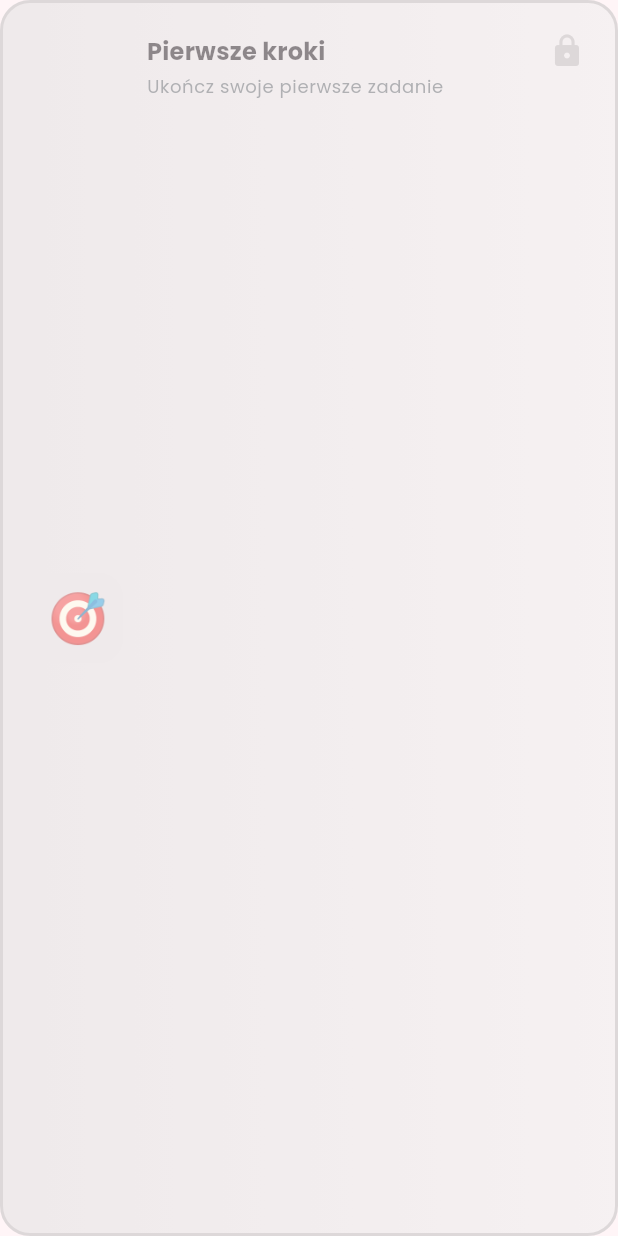
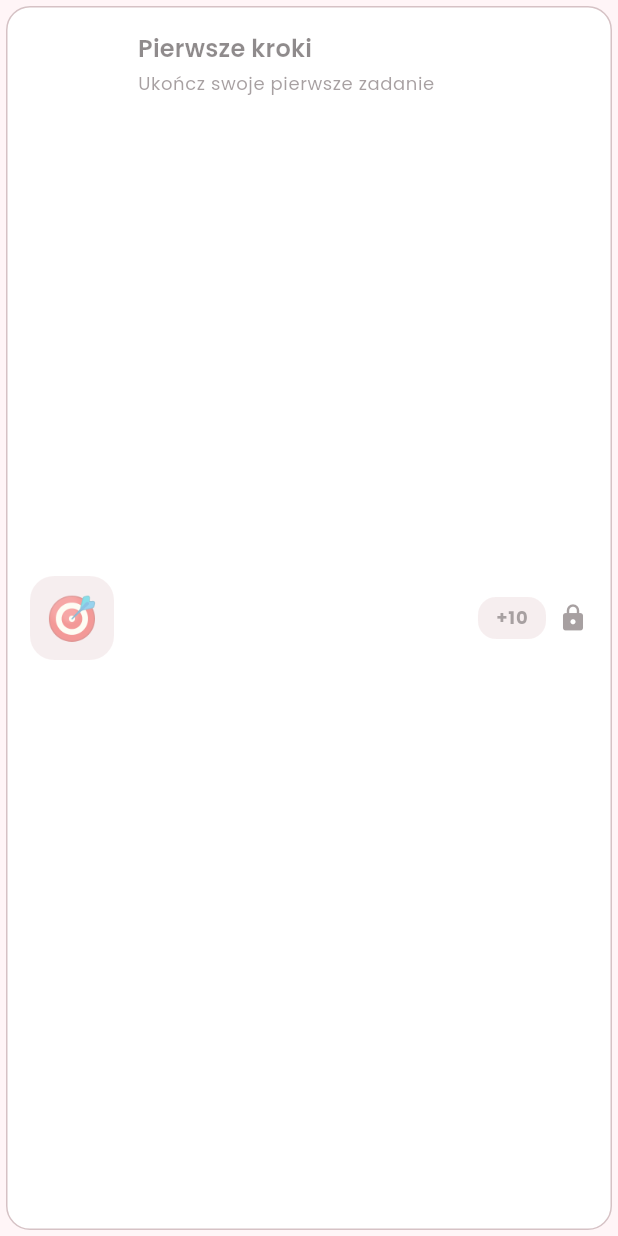
Before and after one commit to Wojsonexe/goodloop, a Flutter app: the AchievementCard widget shown alone on an empty page, opened directly with sample values from the repository, on a phone screen of 412 x 824 dp. Run offline on Flutter 3.47's test engine with Material 3 defaults, Android fonts, the phone set to English and light mode, and no system bars; drawn by our look-alikes of flutter_animate; our stand-ins replace cloud_firestore, confetti, firebase_auth, firebase_core, firebase_messaging, flutter_local_notifications and 7 more; accounts and stored records are empty; network calls fail.

Commit message:
feat: Improve achievement card UI

```diff
--- a/lib/presentation/screens/achievements/widgets/achievement_card.dart
+++ b/lib/presentation/screens/achievements/widgets/achievement_card.dart
@@ -1,92 +1,149 @@
 import 'package:flutter/material.dart';
-import 'package:flutter_animate/flutter_animate.dart';
-import 'package:goodloop/core/constants/app_colors.dart';
 import 'package:goodloop/data/models/achievement_model.dart';
+import 'package:intl/intl.dart';
 
 class AchievementCard extends StatelessWidget {
   final AchievementModel achievement;
 
-  const AchievementCard({super.key, required this.achievement});
+  const AchievementCard({
+    super.key,
+    required this.achievement,
+  });
 
   @override
   Widget build(BuildContext context) {
-    return Opacity(
-      opacity: achievement.isUnlocked ? 1.0 : 0.5,
-      child:
-          Container(
-            padding: const EdgeInsets.all(20),
-            decoration: BoxDecoration(
-              gradient:
-                  achievement.isUnlocked
-                      ? AppColors.cardGradient
-                      : LinearGradient(
-                        colors: [Colors.grey[300]!, Colors.grey[200]!],
-                      ),
-              borderRadius: BorderRadius.circular(20),
-              border: Border.all(
-                color:
-                    achievement.isUnlocked
-                        ? AppColors.primary.withValues(alpha: 0.3)
-                        : Colors.grey[400]!,
-                width: 2,
+    final theme = Theme.of(context);
+    final isLocked = !achievement.isUnlocked;
+
+    return Card(
+      elevation: 0,
+      shape: RoundedRectangleBorder(
+        borderRadius: BorderRadius.circular(16),
+        side: BorderSide(
+          color: isLocked
+              ? theme.colorScheme.outlineVariant
+              : theme.colorScheme.primary.withValues(alpha: 0.3),
         ),
       ),
+      child: Opacity(
+        opacity: isLocked ? 0.5 : 1.0,
+        child: Padding(
+          padding: const EdgeInsets.all(16),
           child: Row(
             children: [
+              // Icon
               Container(
-                  width: 60,
-                  height: 60,
+                width: 56,
+                height: 56,
                 decoration: BoxDecoration(
-                    color:
-                        achievement.isUnlocked
-                            ? AppColors.primary.withValues(alpha: 0.1)
-                            : Colors.grey[300],
+                  color: isLocked
+                      ? theme.colorScheme.surfaceContainerHighest
+                      : theme.colorScheme.primaryContainer,
                   borderRadius: BorderRadius.circular(16),
                 ),
                 child: Center(
                   child: Text(
-                      achievement.icon,
-                      style: const TextStyle(fontSize: 32),
+                    achievement.iconUrl,
+                    style: const TextStyle(fontSize: 28),
                   ),
                 ),
               ),
               const SizedBox(width: 16),
+
+              // Content
               Expanded(
                 child: Column(
                   crossAxisAlignment: CrossAxisAlignment.start,
                   children: [
-                      Row(
-                        children: [
-                          Expanded(
-                            child: Text(
+                    Text(
                       achievement.title,
-                              style: Theme.of(context).textTheme.titleMedium
-                                  ?.copyWith(fontWeight: FontWeight.bold),
+                      style: theme.textTheme.titleMedium?.copyWith(
+                        fontWeight: FontWeight.w600,
+                        // ✅ FIX dla dark mode
+                        color: theme.colorScheme.onSurface,
                       ),
-                          ),
-                          if (achievement.isUnlocked)
-                            const Icon(
-                              Icons.check_circle,
-                              color: AppColors.success,
-                              size: 24,
-                            )
-                          else
-                            Icon(Icons.lock, color: Colors.grey[400], size: 24),
-                        ],
                     ),
                     const SizedBox(height: 4),
                     Text(
                       achievement.description,
-                        style: Theme.of(context).textTheme.bodySmall?.copyWith(
-                          color: AppColors.textSecondary,
+                      style: theme.textTheme.bodySmall?.copyWith(
+                        color: theme.colorScheme.onSurfaceVariant,
+                      ),
+                    ),
+                    if (achievement.isUnlocked &&
+                        achievement.unlockedAt != null) ...[
+                      const SizedBox(height: 8),
+                      Row(
+                        children: [
+                          Icon(
+                            Icons.check_circle,
+                            size: 14,
+                            color: theme.colorScheme.primary,
+                          ),
+                          const SizedBox(width: 4),
+                          Text(
+                            'Unlocked ${_formatDate(achievement.unlockedAt!)}',
+                            style: theme.textTheme.labelSmall?.copyWith(
+                              color: theme.colorScheme.primary,
+                              fontWeight: FontWeight.w500,
                             ),
                           ),
                         ],
                       ),
+                    ],
+                  ],
+                ),
+              ),
+
+              // Points badge
+              Container(
+                padding:
+                    const EdgeInsets.symmetric(horizontal: 12, vertical: 6),
+                decoration: BoxDecoration(
+                  color: isLocked
+                      ? theme.colorScheme.surfaceContainerHighest
+                      : theme.colorScheme.primaryContainer,
+                  borderRadius: BorderRadius.circular(12),
+                ),
+                child: Text(
+                  '+${achievement.points}',
+                  style: theme.textTheme.labelMedium?.copyWith(
+                    fontWeight: FontWeight.bold,
+                    color: isLocked
+                        ? theme.colorScheme.onSurfaceVariant
+                        : theme.colorScheme.onPrimaryContainer,
+                  ),
+                ),
+              ),
+
+              // Lock icon
+              if (isLocked) ...[
+                const SizedBox(width: 8),
+                Icon(
+                  Icons.lock_rounded,
+                  color: theme.colorScheme.onSurfaceVariant,
+                  size: 20,
                 ),
               ],
+            ],
           ),
-          ).animate(delay: (achievement.isUnlocked ? 0 : 200).ms).fadeIn(),
+        ),
+      ),
     );
   }
+
+  String _formatDate(DateTime date) {
+    final now = DateTime.now();
+    final difference = now.difference(date);
+
+    if (difference.inDays == 0) {
+      return 'today';
+    } else if (difference.inDays == 1) {
+      return 'yesterday';
+    } else if (difference.inDays < 7) {
+      return '${difference.inDays} days ago';
+    } else {
+      return DateFormat('MMM d, y').format(date);
     }
+  }
+}
```
Lines whose indentation alone changed are shown as unchanged.
